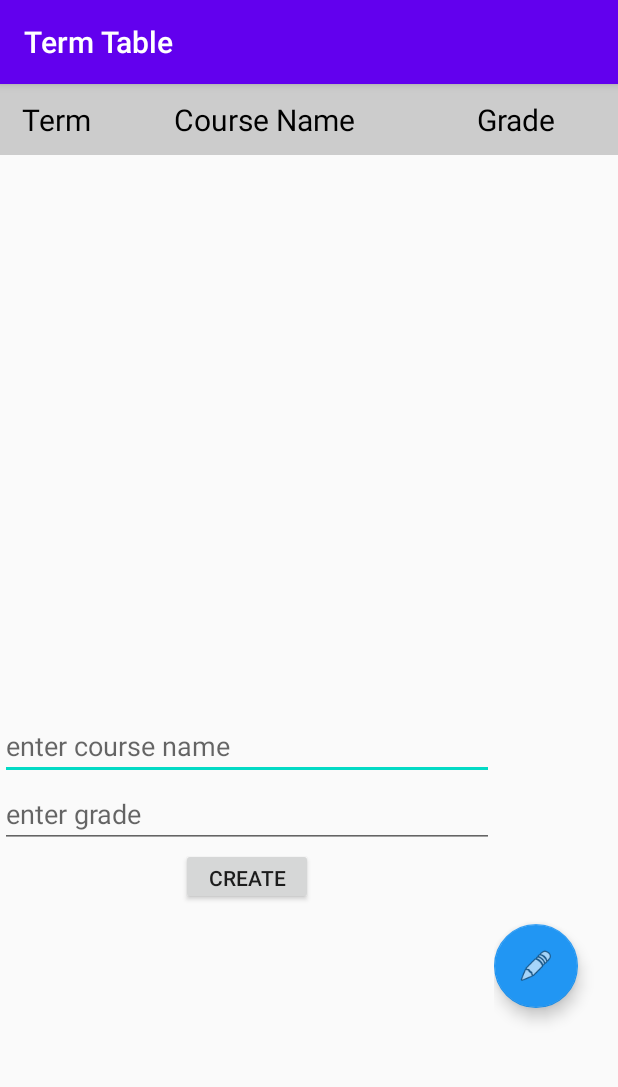
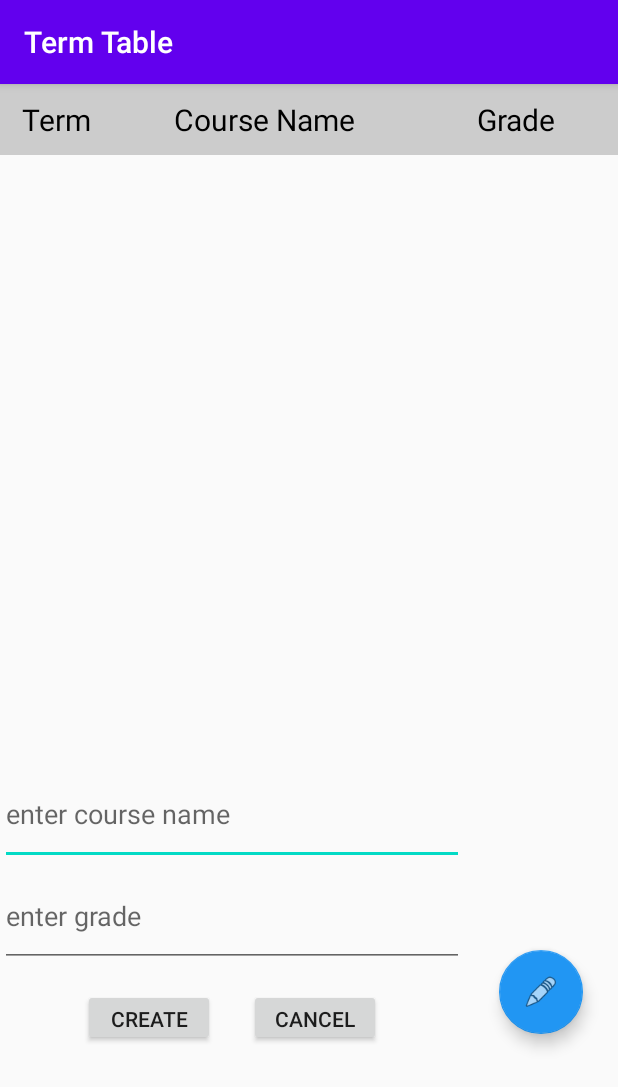
Before and after one commit to Trui-git/GradeTracker, an Android app: the ProgressActivity screen opened directly, with no data from a screen before it, after a tap on an icon or button, on a phone screen of 412 x 824 dp. Shown: the top 1087 px of the screen. Run offline under Robolectric (Android 15) with nearby library versions, the light colour scheme and no system bars; 1 statement that could not run was skipped.

Commit message:
add constraint layout for edit text field

```diff
--- a/app/src/main/java/com/trios/gradetracker/ProgressActivity.java
+++ b/app/src/main/java/com/trios/gradetracker/ProgressActivity.java
@@ -13,6 +13,7 @@ import android.view.Gravity;
 import android.view.View;
 import android.view.Window;
 import android.view.WindowManager;
+import android.widget.Button;
 import android.widget.EditText;
 import android.widget.LinearLayout;
 import android.widget.TableLayout;
@@ -49,8 +50,10 @@ public class ProgressActivity extends AppCompatActivity {
         if (savedInstanceState != null) {
             int mVisible = savedInstanceState.getInt("visible");
             if (mVisible == 1){
-                LinearLayout textInput = (LinearLayout) findViewById(R.id.text_term_content_input);
-                textInput.setVisibility(View.VISIBLE);
+                ((EditText) findViewById(R.id.edit_text_course_name)).setVisibility(View.VISIBLE);
+                ((EditText) findViewById(R.id.edit_text_grade)).setVisibility(View.VISIBLE);
+                ((Button)findViewById(R.id.create_term_content_button)).setVisibility(View.VISIBLE);
+                ((Button)findViewById(R.id.cancel_term_content_button)).setVisibility(View.VISIBLE);
                 visible = 1;
             }
         }
@@ -75,8 +78,10 @@ public class ProgressActivity extends AppCompatActivity {
                     @Override
                     public void onClick(View view)
                     {
-                        LinearLayout textInput = (LinearLayout) findViewById(R.id.text_term_content_input);
-                        textInput.setVisibility(View.VISIBLE);
+                        ((EditText) findViewById(R.id.edit_text_course_name)).setVisibility(View.VISIBLE);
+                        ((EditText) findViewById(R.id.edit_text_grade)).setVisibility(View.VISIBLE);
+                        ((Button)findViewById(R.id.create_term_content_button)).setVisibility(View.VISIBLE);
+                        ((Button)findViewById(R.id.cancel_term_content_button)).setVisibility(View.VISIBLE);
                         visible = 1;
                     }
                 });
@@ -84,8 +89,6 @@ public class ProgressActivity extends AppCompatActivity {
         GetGrades();
         showTermContent();
     }
-
-
 
     @Override
     // close app
@@ -117,6 +120,15 @@ public class ProgressActivity extends AppCompatActivity {
         }
         db.close();
     } // GetGrades()
+
+    public void CancelTermContent(View v) {
+        ((EditText) findViewById(R.id.edit_text_course_name)).setVisibility(View.INVISIBLE);
+        ((EditText) findViewById(R.id.edit_text_grade)).setVisibility(View.INVISIBLE);
+        ((Button)findViewById(R.id.create_term_content_button)).setVisibility(View.INVISIBLE);
+        ((Button)findViewById(R.id.cancel_term_content_button)).setVisibility(View.INVISIBLE);
+        visible = 0;
+        return;
+    }
 
     public void CreateTermContent(View v) {
         Cursor c;
--- a/app/src/main/res/layout/activity_progress.xml
+++ b/app/src/main/res/layout/activity_progress.xml
@@ -23,7 +23,7 @@
             android:stretchColumns="1,2,3" />
     </ScrollView>
 
-    <LinearLayout
+    <androidx.constraintlayout.widget.ConstraintLayout
         android:layout_width="match_parent"
         android:layout_height="0dp"
         android:layout_marginTop="5dp"
@@ -32,30 +32,68 @@
         android:baselineAligned="false"
         android:orientation="horizontal">
 
-        <LinearLayout
-            android:id="@+id/text_term_content_input"
-            android:layout_width="0dp"
-            android:layout_height="match_parent"
-            android:layout_weight="0.8"
+        <androidx.constraintlayout.widget.Guideline
+            android:id="@+id/vProg_Guideline"
+            android:layout_width="wrap_content"
+            android:layout_height="wrap_content"
             android:orientation="vertical"
-            android:visibility="invisible"
-            tools:ignore="NestedWeights">
+            app:layout_constraintGuide_percent="0.75" />
+
+
+        <androidx.constraintlayout.widget.Guideline
+            android:id="@+id/hProg_Guidline"
+            android:layout_width="wrap_content"
+            android:layout_height="wrap_content"
+            android:orientation="horizontal"
+            app:layout_constraintGuide_percent="0.1" />
+
+        <androidx.constraintlayout.widget.Guideline
+            android:id="@+id/edit_text_course_name_guidline"
+            android:layout_width="wrap_content"
+            android:layout_height="wrap_content"
+            android:layout_weight="0.65"
+            android:orientation="horizontal"
+            app:layout_constraintGuide_percent="0.3" />
+
+        <androidx.constraintlayout.widget.Guideline
+            android:id="@+id/edit_text_grade_guidline"
+            android:layout_width="wrap_content"
+            android:layout_height="wrap_content"
+            android:orientation="horizontal"
+            app:layout_constraintGuide_percent="0.5" />
+
+        <androidx.constraintlayout.widget.Guideline
+            android:id="@+id/create_term_content_button_guidline"
+            android:layout_width="wrap_content"
+            android:layout_height="wrap_content"
+            android:orientation="horizontal"
+            app:layout_constraintGuide_percent="0.7" />
 
         <EditText
             android:id="@+id/edit_text_course_name"
-                android:layout_width="match_parent"
-                android:layout_height="wrap_content"
+            android:layout_width="0dp"
+            android:layout_height="0dp"
             android:autofillHints="@string/courseName"
             android:hint="@string/courseName"
-                android:inputType="text" />
+            android:inputType="text"
+            android:visibility="invisible"
+            app:layout_constraintBottom_toTopOf="@id/edit_text_course_name_guidline"
+            app:layout_constraintEnd_toStartOf="@id/vProg_Guideline"
+            app:layout_constraintStart_toStartOf="parent"
+            app:layout_constraintTop_toBottomOf="@id/hProg_Guidline" />
 
         <EditText
             android:id="@+id/edit_text_grade"
-                android:layout_width="match_parent"
-                android:layout_height="wrap_content"
+            android:layout_width="0dp"
+            android:layout_height="0dp"
             android:autofillHints="@string/grade"
             android:hint="@string/grade"
-                android:inputType="number" />
+            android:inputType="number"
+            android:visibility="invisible"
+            app:layout_constraintBottom_toTopOf="@id/edit_text_grade_guidline"
+            app:layout_constraintEnd_toStartOf="@id/vProg_Guideline"
+            app:layout_constraintStart_toStartOf="parent"
+            app:layout_constraintTop_toBottomOf="@id/edit_text_course_name_guidline" />
 
         <Button
             android:id="@+id/create_term_content_button"
@@ -64,25 +102,46 @@
             android:layout_gravity="center_horizontal"
             android:gravity="center"
             android:onClick="CreateTermContent"
-                android:text="@string/CreateTermContent" />
-        </LinearLayout>
+            android:text="@string/CreateTermContent"
+            android:visibility="invisible"
+            app:layout_constraintHorizontal_bias="0.25"
+            app:layout_constraintBottom_toTopOf="@id/create_term_content_button_guidline"
+            app:layout_constraintEnd_toStartOf="@id/vProg_Guideline"
+            app:layout_constraintStart_toStartOf="parent"
+            app:layout_constraintTop_toBottomOf="@id/edit_text_grade_guidline" />
 
-        <LinearLayout
-            android:layout_width="0dp"
-            android:layout_height="match_parent"
-            android:layout_weight="0.2"
-            android:orientation="horizontal">
+        <Button
+            android:id="@+id/cancel_term_content_button"
+            android:layout_width="wrap_content"
+            android:layout_height="38dp"
+            android:layout_gravity="center_horizontal"
+            android:gravity="center"
+            android:onClick="CancelTermContent"
+            android:text="@string/cancelTerm"
+            android:visibility="invisible"
+            app:layout_constraintHorizontal_bias="0.75"
+            app:layout_constraintBottom_toTopOf="@id/create_term_content_button_guidline"
+            app:layout_constraintEnd_toStartOf="@id/vProg_Guideline"
+            app:layout_constraintStart_toStartOf="parent"
+            app:layout_constraintTop_toBottomOf="@id/edit_text_grade_guidline" />
 
         <com.google.android.material.floatingactionbutton.FloatingActionButton
             android:id="@+id/fab_grade"
-                android:layout_width="0dp"
+            android:layout_width="56dp"
             android:layout_height="56dp"
-                android:layout_gravity="center|end"
-                android:layout_weight="2"
+            android:layout_gravity="end|bottom"
+            android:layout_margin="16dp"
             android:src="@android:drawable/ic_menu_edit"
-                app:backgroundTint="#2196F3" />
-        </LinearLayout>
+            app:backgroundTint="#2196F3"
+            app:layout_constraintBottom_toBottomOf="parent"
+            app:layout_constraintEnd_toEndOf="parent"
+            app:layout_constraintHorizontal_bias="0.5"
+            app:layout_constraintStart_toStartOf="@+id/vProg_Guideline"
+            app:layout_constraintTop_toBottomOf="@id/hProg_Guidline"
+            app:layout_constraintVertical_bias="0.5"
+            tools:layout_constraintLeft_toRightOf="@id/vProg_Guideline" />
+
+
+    </androidx.constraintlayout.widget.ConstraintLayout>
 
 </LinearLayout>
-
-</LinearLayout>
```
Lines whose indentation alone changed are shown as unchanged.
